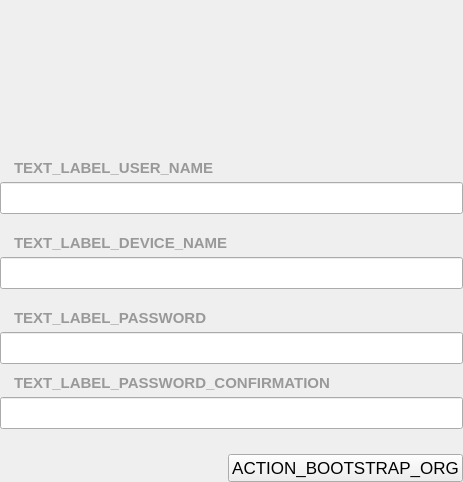
Old version of the form parsec/core/gui/forms/bootstrap_organization_widget.ui in the repository Scille/parsec-cloud.
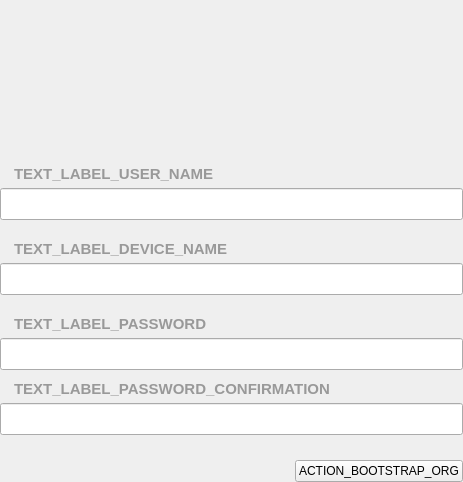
New version of the form.

Patch:
```diff
--- a/parsec/core/gui/forms/bootstrap_organization_widget.ui
+++ b/parsec/core/gui/forms/bootstrap_organization_widget.ui
@@ -337,11 +337,6 @@
            </item>
            <item>
             <widget class="QPushButton" name="button_bootstrap">
-             <property name="font">
-              <font>
-               <pointsize>13</pointsize>
-              </font>
-             </property>
              <property name="cursor">
               <cursorShape>PointingHandCursor</cursorShape>
              </property>
```
